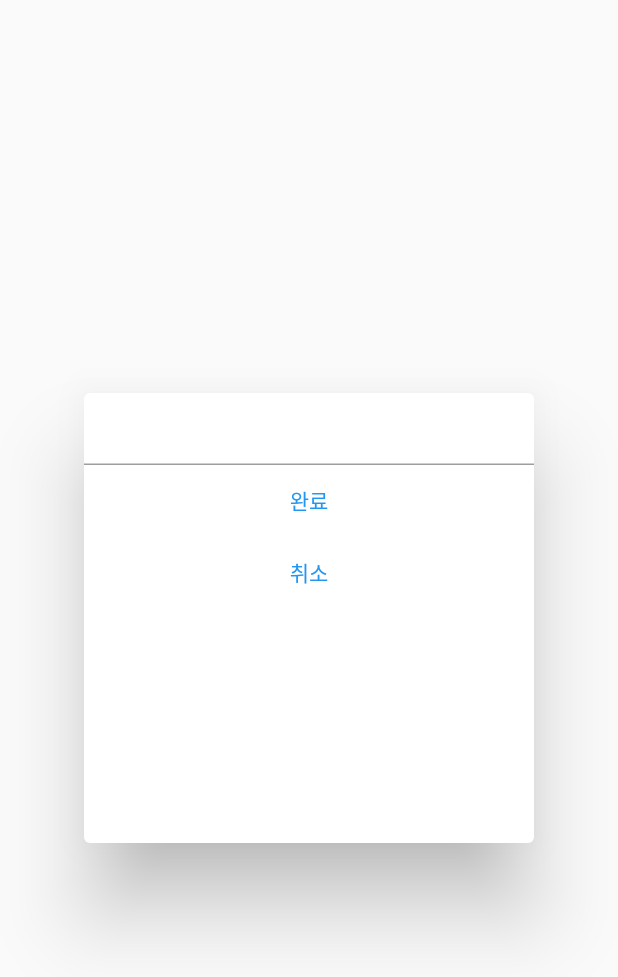
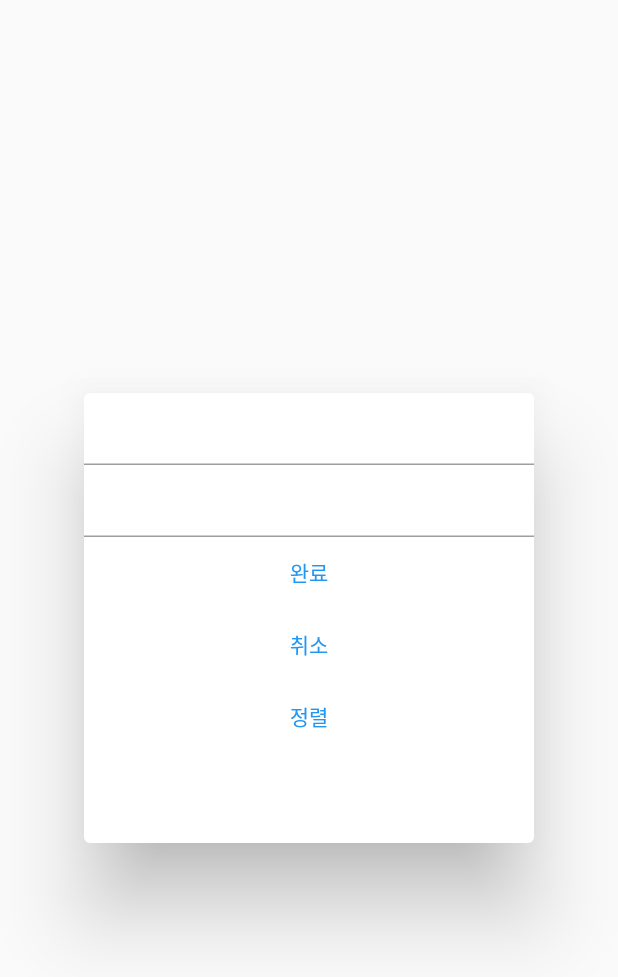
Before and after one commit to bokob/flutter_practice, a Flutter app: the DialogUI widget shown alone on an empty page, opened directly, after a tap on "완료", on a phone screen of 412 x 824 dp. Shown: the top 977 px of the screen. Run offline on Flutter 3.47's test engine with Material 2 defaults, Android fonts, the phone set to English and light mode, and no system bars; missing offline and left inert: dart:html.

Commit message:
혼자서 해볼 응용사항 완료

```diff
--- a/lib/main.dart
+++ b/lib/main.dart
@@ -16,12 +16,32 @@ class MyApp extends StatefulWidget {
 
 class _MyAppState extends State<MyApp> {
   var total = 3;
-  var name=['치킨집', '중국집', '피자집'];
+  List<String> name=<String>['치킨집', '중국집', '피자집'];
+  List<String> phone=<String>['010-1234-5678', '010-1357-2468', '010-2468-1357'];
 
   addOne(){
     setState((){
       total++;
       print(total);
+    });
+  }
+
+  addName(a){
+    setState(() {
+      name.add(a);
+    });
+  }
+
+  addPhone(a){
+    setState(() {
+      phone.add(a);
+    });
+  }
+
+  bool isSort=true;
+  nameSort(){
+    setState((){
+      name.sort((a, b) => isSort ? a.compareTo(b) : b.compareTo(a));
     });
   }
 
@@ -31,18 +51,35 @@ class _MyAppState extends State<MyApp> {
         floatingActionButton: FloatingActionButton(
           onPressed: (){
             showDialog(context: context, builder: (context){
-              return DialogUI(total:total, name:name ,addOne : addOne);
+              return DialogUI(addName : addName ,addOne : addOne,
+              nameSort : nameSort, addPhone:addPhone);
             });
           },
         ),
         appBar: AppBar(title: Text(total.toString())),
         body: ListView.builder(
-              itemCount: total,
+              itemCount: name.length,
               itemBuilder: (c, i){
-                return ListTile(
-                  leading: Icon(Icons.account_circle),
-                  title: Text(name[i]),
+                return Dismissible(
+                  key: Key(name[i]),
+                  child: ListTile(
+                    title: Text(name[i] + ' ' + phone[i]),
+                    leading: Icon(Icons.account_circle),
+                    trailing: TextButton(child: Text('삭제'), onPressed: (){
+                      setState(() {
+                        name.removeAt(i);
+                        total--;
+                      });
+                    })
+                  )
                 );
+                // return ListTile(
+                //   leading: Icon(Icons.account_circle),
+                //   title: Text(name[i]),
+                //   trailing: TextButton(child: Text('삭제'), onPressed: (){
+                //
+                //   },)
+                // );
               }
             ),
         );
@@ -50,11 +87,14 @@ class _MyAppState extends State<MyApp> {
 }
 
 class DialogUI extends StatelessWidget {
-  DialogUI({Key? key, this.total, this.name, this.addOne}) : super(key: key);
-  var total;
-  var name;
+  DialogUI({Key? key, this.addName, this.addOne, this.nameSort,
+  this.addPhone}) : super(key: key);
+  final addName;
   final addOne;
-  var inputData = TextEditingController();
+  final nameSort;
+  final addPhone;
+  var inputNameData = TextEditingController();
+  var inputPhoneData = TextEditingController();
 
   @override
   Widget build(BuildContext context) {
@@ -64,16 +104,22 @@ class DialogUI extends StatelessWidget {
         height: 300,
         child: Column(
           children: [
-            TextField(controller: inputData,),
+            TextField(controller: inputNameData,),
+            TextField(controller: inputPhoneData,),
             TextButton( child: Text('완료'), onPressed:(){
               addOne();
-              name.add(inputData.text);
-              print(inputData.text);
-              print(name);
+              addName(inputNameData.text);
+              addPhone(inputPhoneData.text);
+              print(inputNameData.text);
+              print(inputPhoneData.text);
+              Navigator.pop(context);
               }),
             TextButton(
                 child: Text('취소'),
-                onPressed:(){ Navigator.pop(context); })
+                onPressed:(){ Navigator.pop(context); }),
+            TextButton(
+                child: Text('정렬'),
+                onPressed:(){ nameSort(); })
           ],
         ),
       ),
```
